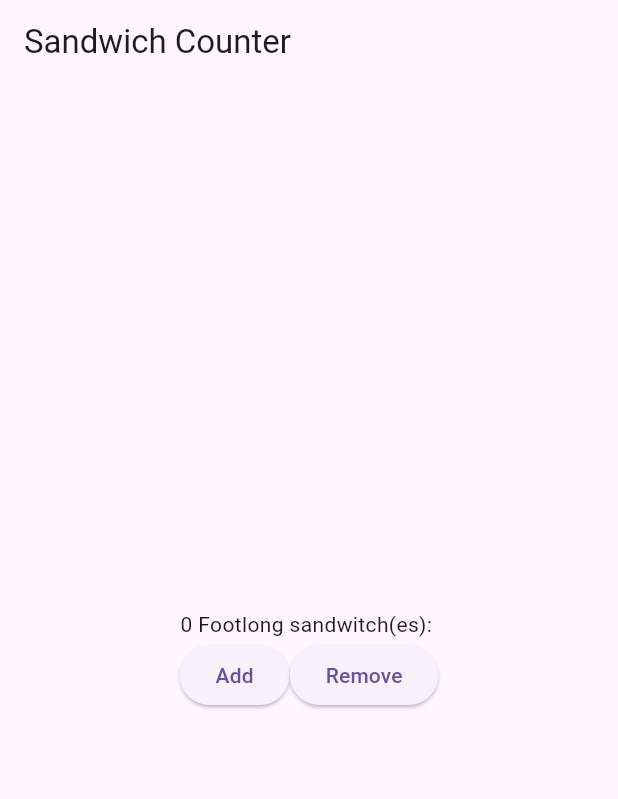
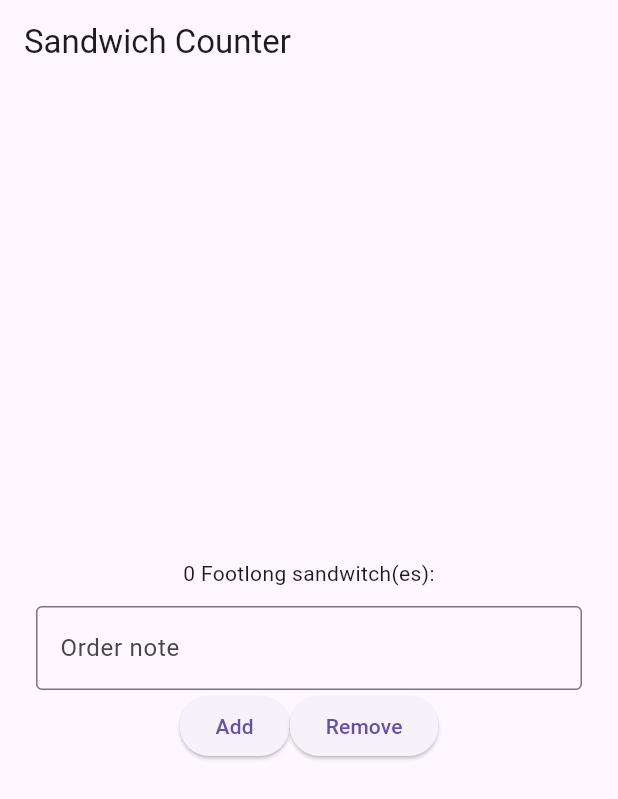
Before and after one commit to anirejlova/sandwitch_shop, a Flutter app: the screen it shows after launch, after a tap on "Add", after a tap on "Remove", on a phone screen of 412 x 824 dp. Shown: the top 799 px of the screen. Run offline on Flutter 3.47's test engine with Material 3 defaults, Android fonts, the phone set to English and light mode, and no system bars.

Commit message:
add order notes field

```diff
--- a/lib/main.dart
+++ b/lib/main.dart
@@ -29,17 +29,31 @@ class OrderScreen extends StatefulWidget {
 
 class _OrderScreenState extends State<OrderScreen> {
   int _quantity = 0;
+  String _note = '';
+  final TextEditingController _noteController = TextEditingController();
 
   void _increaseQuantity() {
     if (_quantity < widget.maxQuantity) {
-      setState(() => _quantity++);
+      setState(() {
+        _note = _noteController.text;
+        _quantity++;
+      });
     }
   }
 
   void _decreaseQuantity() {
     if (_quantity > 0) {
-      setState(() => _quantity--);
+      setState(() {
+        _note = _noteController.text;
+        _quantity--;
+      });
     }
+  }
+
+  @override
+  void dispose() {
+    _noteController.dispose();
+    super.dispose();
   }
 
   @override
@@ -55,6 +69,19 @@ class _OrderScreenState extends State<OrderScreen> {
             OrderItemDisplay(
               _quantity,
               'Footlong',
+              note: _note,
+            ),
+            const SizedBox(height: 12),
+            Padding(
+              padding: const EdgeInsets.symmetric(horizontal: 24.0),
+              child: TextField(
+                controller: _noteController,
+                decoration: const InputDecoration(
+                  labelText: 'Order note',
+                  hintText: 'e.g., no onions, extra pickles',
+                  border: OutlineInputBorder(),
+                ),
+              ),
             ),
             Row(
               mainAxisAlignment: MainAxisAlignment.center,
@@ -79,11 +106,20 @@ class _OrderScreenState extends State<OrderScreen> {
 class OrderItemDisplay extends StatelessWidget {
   final String itemType;
   final int quantity;
+  final String note;
 
-  const OrderItemDisplay(this.quantity, this.itemType, {super.key});
+  const OrderItemDisplay(
+    this.quantity,
+    this.itemType, {
+    this.note = '',
+    super.key,
+  });
 
   @override
   Widget build(BuildContext context) {
-    return Text("$quantity $itemType sandwitch(es): ${'🥪' * quantity}");
+    final emoji = '🥪' * quantity;
+    final noteText = note.isNotEmpty ? "\nNote: $note" : '';
+    return Text("$quantity $itemType sandwitch(es): $emoji$noteText",
+        textAlign: TextAlign.center);
   }
 }
```
